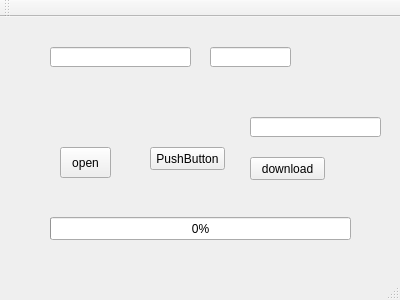
The window that airbase.ui (Kreogist/FAir) describes before a commit, drawn with Qt 5.
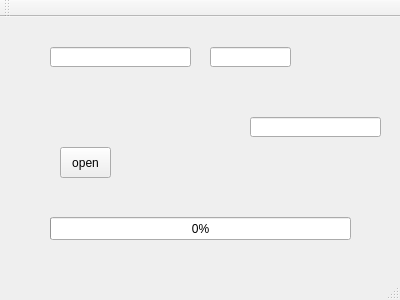
The same window after the commit.

Commit message: Better Code Style

Diff of the .ui file:
```diff
--- a/airbase.ui
+++ b/airbase.ui
@@ -40,19 +40,6 @@
      <number>0</number>
     </property>
    </widget>
-   <widget class="QPushButton" name="pushButton">
-    <property name="geometry">
-     <rect>
-      <x>250</x>
-      <y>140</y>
-      <width>75</width>
-      <height>23</height>
-     </rect>
-    </property>
-    <property name="text">
-     <string>download</string>
-    </property>
-   </widget>
    <widget class="QLineEdit" name="downLoadLink">
     <property name="geometry">
      <rect>
@@ -83,19 +70,6 @@
      </rect>
     </property>
    </widget>
-   <widget class="QPushButton" name="connecttoserver">
-    <property name="geometry">
-     <rect>
-      <x>150</x>
-      <y>130</y>
-      <width>75</width>
-      <height>23</height>
-     </rect>
-    </property>
-    <property name="text">
-     <string>PushButton</string>
-    </property>
-   </widget>
   </widget>
   <widget class="QMenuBar" name="menuBar">
    <property name="geometry">
```
The commit also changes 2 other files.
